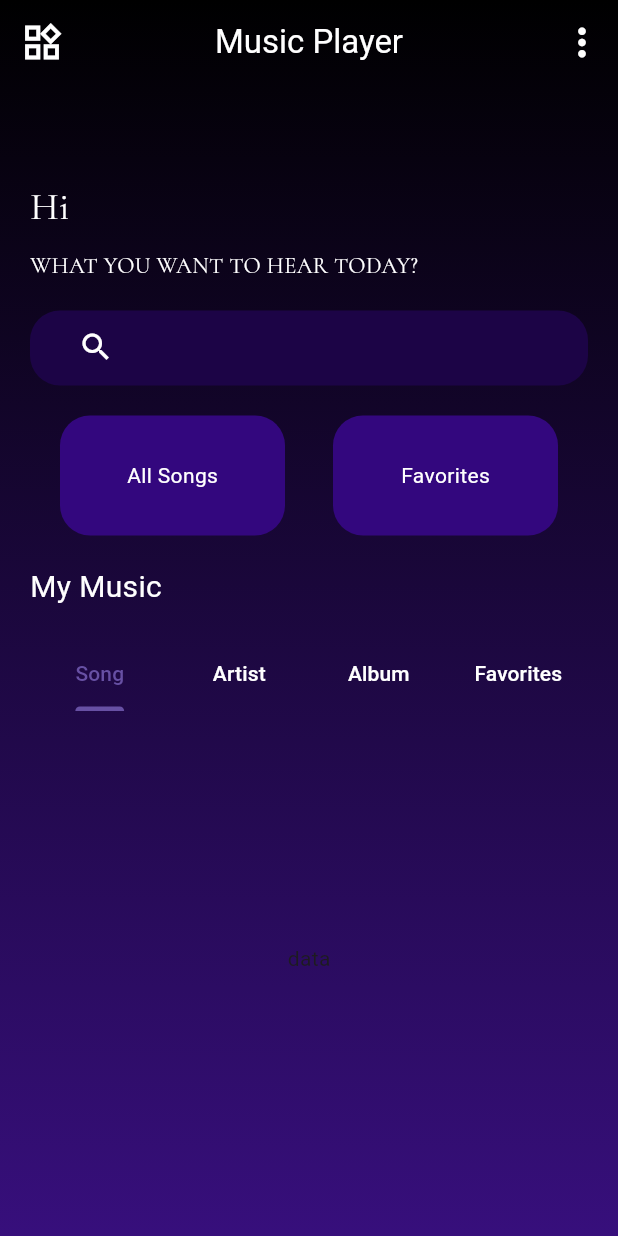
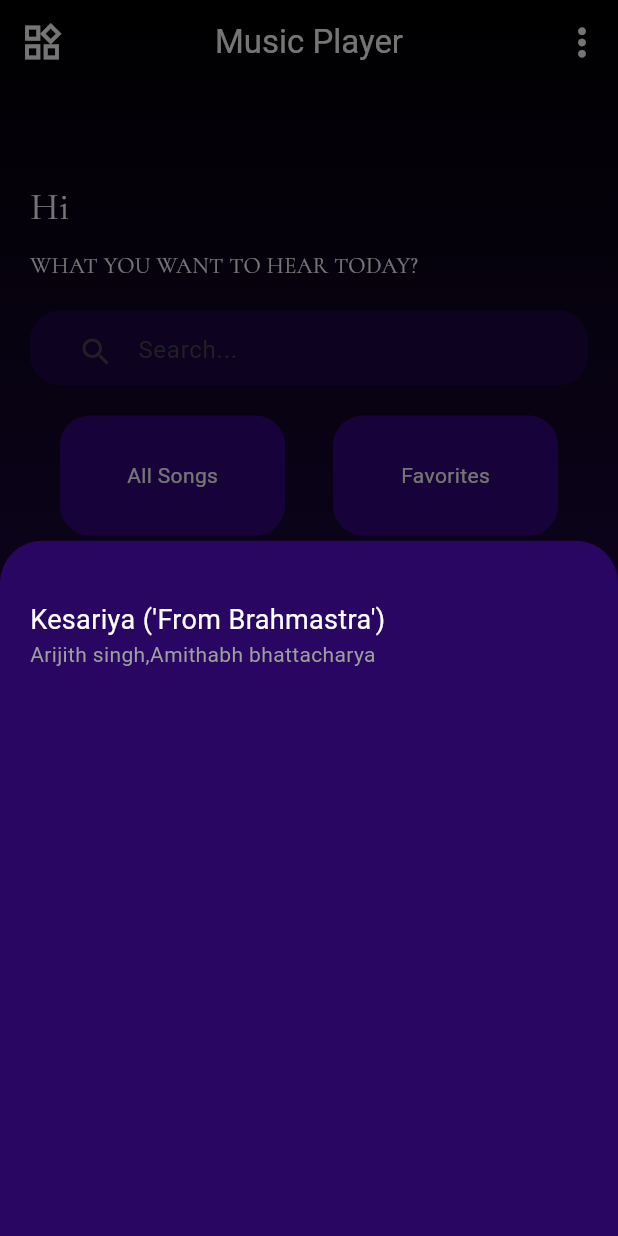
Before and after one commit to jilkujiptha/MusicApp, a Flutter app: the screen it shows after launch, after a tap on the "more vert" icon, on a phone screen of 412 x 824 dp. Run offline on Flutter 3.47's test engine with Material 3 defaults, Android fonts, the phone set to English and light mode, and no system bars; our stand-ins replace firebase_auth, firebase_core, google_sign_in; accounts and stored records are empty.

Commit message:
music app

```diff
--- a/musicapp/lib/MusicPage.dart
+++ b/musicapp/lib/MusicPage.dart
@@ -1,4 +1,5 @@
 import 'package:flutter/material.dart';
+import 'package:musicapp/showBottomSheet.dart';
 
 class MusicPage extends StatefulWidget {
   const MusicPage({super.key});
@@ -15,6 +16,14 @@ class _MusicPageState extends State<MusicPage> with TickerProviderStateMixin {
     // TODO: implement initState
     super.initState();
     _tabController = TabController(length: 4, vsync: this);
+  }
+
+  void _bottomButton() {
+    showModalBottomSheet(
+      context: context,
+      builder: (cxt) => ShowBottomSheet(),
+      backgroundColor: const Color.fromARGB(255, 40, 6, 97),
+    );
   }
 
   @override
@@ -87,7 +96,7 @@ class _MusicPageState extends State<MusicPage> with TickerProviderStateMixin {
                 height: 20,
               ),
               Container(
-                  padding: EdgeInsets.only(left: 20, right: 20),
+                  padding: EdgeInsets.only(left: 20, top: 5),
                   width: double.infinity,
                   height: 50,
                   decoration: BoxDecoration(
@@ -102,10 +111,9 @@ class _MusicPageState extends State<MusicPage> with TickerProviderStateMixin {
                             onPressed: () {},
                             icon: Icon(
                               Icons.search,
-                            color: Colors.white,
                             ),
                           ),
-                      ),
+                          hintText: "Search..."),
                       style: TextStyle(color: Colors.white),
                     ),
                   )),
@@ -159,9 +167,6 @@ class _MusicPageState extends State<MusicPage> with TickerProviderStateMixin {
                 "My Music",
                 style: TextStyle(color: Colors.white, fontSize: 20),
               ),
-              SizedBox(
-                height: 20,
-              ),
               Container(
                 child: TabBar(
                   unselectedLabelColor: Colors.white,
@@ -186,10 +191,65 @@ class _MusicPageState extends State<MusicPage> with TickerProviderStateMixin {
               Expanded(
                 child: TabBarView(controller: _tabController, children: [
                   Container(
-                    child: Center(
-                      child: Text("data"),
+                      child: Expanded(
+                    child: ListView.builder(
+                        itemCount: 2,
+                        itemBuilder: (context, index) {
+                          return Container(
+                              // padding: EdgeInsets.all(10),
+                              margin: EdgeInsets.only(top: 15),
+                              width: MediaQuery.of(context).size.width,
+                              height: 60,
+                              // color: Colors.black,
+                              child: Row(
+                                crossAxisAlignment: CrossAxisAlignment.center,
+                                children: [
+                                  // SizedBox(
+                                  //   height: 20,
+                                  // ),
+                                  Container(
+                                    // padding: EdgeInsets.all(20),
+                                    width: 60,
+                                    height: 60,
+                                    decoration: BoxDecoration(
+                                        borderRadius: BorderRadius.circular(5),
+                                        color: const Color.fromARGB(
+                                            193, 38, 13, 80)),
+                                    child: ClipRRect(
+                                      borderRadius: BorderRadius.circular(10),
+                                      child: Image.asset(
+                                        "./Image/images.jpeg",
                                       ),
                                     ),
+                                  ),
+                                  SizedBox(
+                                    width: 20,
+                                  ),
+                                  Column(
+                                    mainAxisAlignment: MainAxisAlignment.center,
+                                    children: [
+                                      Text(
+                                        "Kesariya ('From Brahmastra')",
+                                        style: TextStyle(
+                                            color: Colors.white, fontSize: 18),
+                                      ),
+                                      Text(
+                                        "Arijith singh,Amithabh bhattacharya",
+                                        style: TextStyle(color: Colors.grey),
+                                      )
+                                    ],
+                                  ),
+                                  Spacer(),
+                                  IconButton(
+                                      onPressed: _bottomButton,
+                                      icon: Icon(
+                                        Icons.more_vert,
+                                        color: Colors.white,
+                                      ))
+                                ],
+                              ));
+                        }),
+                  )),
                   Container(
                     child: Center(
                       child: Text("data"),
@@ -206,7 +266,7 @@ class _MusicPageState extends State<MusicPage> with TickerProviderStateMixin {
                     ),
                   ),
                 ]),
-              )
+              ),
             ],
           )),
     );
--- /dev/null
+++ b/musicapp/lib/showBottomSheet.dart
@@ -0,0 +1,35 @@
+import 'package:flutter/material.dart';
+
+class ShowBottomSheet extends StatefulWidget {
+  const ShowBottomSheet({super.key});
+
+  @override
+  State<ShowBottomSheet> createState() => _ShowBottomSheetState();
+}
+
+class _ShowBottomSheetState extends State<ShowBottomSheet> {
+  @override
+  Widget build(BuildContext context) {
+    return Container(
+      // color: const Color.fromARGB(255, 40, 6, 97),
+      padding: EdgeInsets.all(20),
+      width: double.infinity,
+      child: Column(
+        crossAxisAlignment: CrossAxisAlignment.start,
+        children: [
+          SizedBox(
+            height: 20,
+          ),
+          Text(
+            "Kesariya ('From Brahmastra')",
+            style: TextStyle(color: Colors.white, fontSize: 18),
+          ),
+          Text(
+            "Arijith singh,Amithabh bhattacharya",
+            style: TextStyle(color: Colors.grey),
+          )
+        ],
+      ),
+    );
+  }
+}
```
Lines whose indentation alone changed are shown as unchanged.
